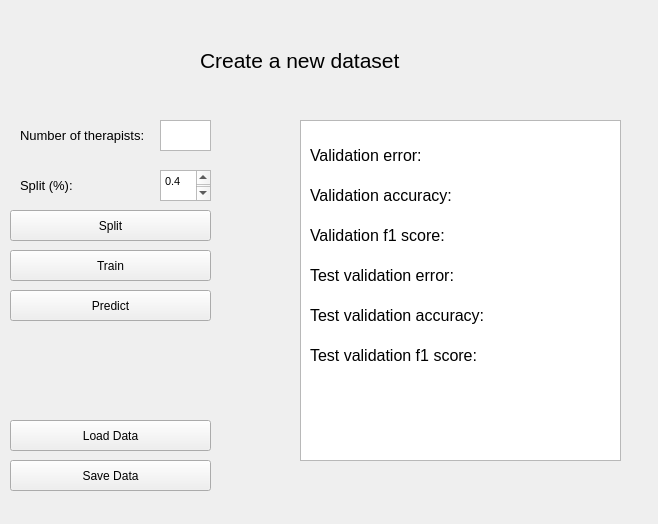
Before: the Qt Designer form config.ui in samuok/Junction22, drawn with Qt 5.
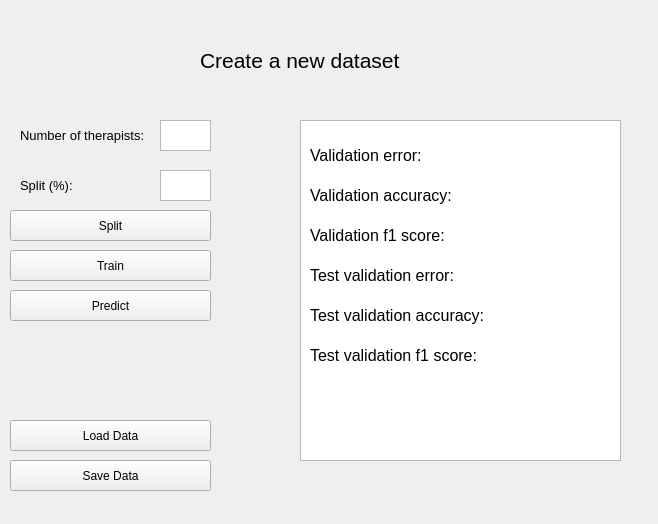
After: the same form once the commit is applied.

```diff
--- a/config.ui
+++ b/config.ui
@@ -135,14 +135,6 @@
      <height>31</height>
     </rect>
    </property>
-   <property name="html">
-    <string>&lt;!DOCTYPE HTML PUBLIC &quot;-//W3C//DTD HTML 4.0//EN&quot; &quot;http://www.w3.org/TR/REC-html40/strict.dtd&quot;&gt;
-&lt;html&gt;&lt;head&gt;&lt;meta name=&quot;qrichtext&quot; content=&quot;1&quot; /&gt;&lt;style type=&quot;text/css&quot;&gt;
-p, li { white-space: pre-wrap; }
-&lt;/style&gt;&lt;/head&gt;&lt;body style=&quot; font-family:'MS Shell Dlg 2'; font-size:8.25pt; font-weight:400; font-style:normal;&quot;&gt;
-&lt;p style=&quot; margin-top:0px; margin-bottom:0px; margin-left:0px; margin-right:0px; -qt-block-indent:0; text-indent:0px;&quot;&gt;0.4&lt;/p&gt;
-&lt;p style=&quot;-qt-paragraph-type:empty; margin-top:0px; margin-bottom:0px; margin-left:0px; margin-right:0px; -qt-block-indent:0; text-indent:0px;&quot;&gt;&lt;br /&gt;&lt;/p&gt;&lt;/body&gt;&lt;/html&gt;</string>
-   </property>
   </widget>
   <widget class="QPushButton" name="train_model">
    <property name="geometry">
@@ -198,7 +190,7 @@
     <rect>
      <x>310</x>
      <y>220</y>
-     <width>141</width>
+     <width>281</width>
      <height>31</height>
     </rect>
    </property>
```
Left out of the diff: 12 changed lines with no effect on the pictures.
